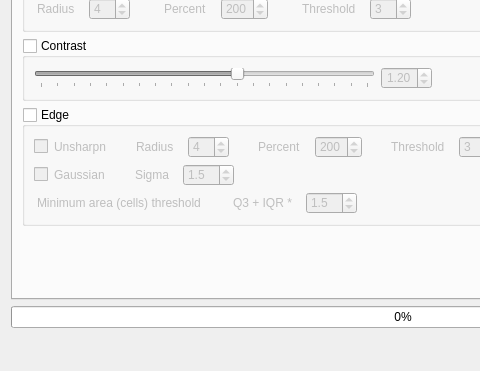
Before: the Qt Designer form views/generate_topography_dialog_base.ui in shingo405nagano/generating_topoglaphic_maps, drawn with Qt 5; both pictures show x 0 to 480 and y 304 to 675 of the 806 by 675 pixel window.
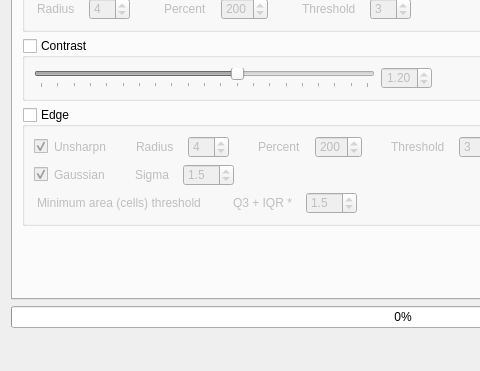
After: the same form once the commit is applied. The open tabs and pages were chosen to show the change. Custom widgets are drawn as their Qt base class.

Diff of the .ui file:
```diff
--- a/views/generate_topography_dialog_base.ui
+++ b/views/generate_topography_dialog_base.ui
@@ -1976,6 +1976,9 @@
               <property name="text">
                <string>Unsharpn</string>
               </property>
+              <property name="checked">
+               <bool>true</bool>
+              </property>
              </widget>
             </item>
             <item row="0" column="5">
@@ -2031,6 +2034,9 @@
               <property name="text">
                <string>Gaussian</string>
               </property>
+              <property name="checked">
+               <bool>true</bool>
+              </property>
              </widget>
             </item>
             <item row="0" column="3">
```
Left out of the diff: 5 changed lines with no effect on the pictures.
